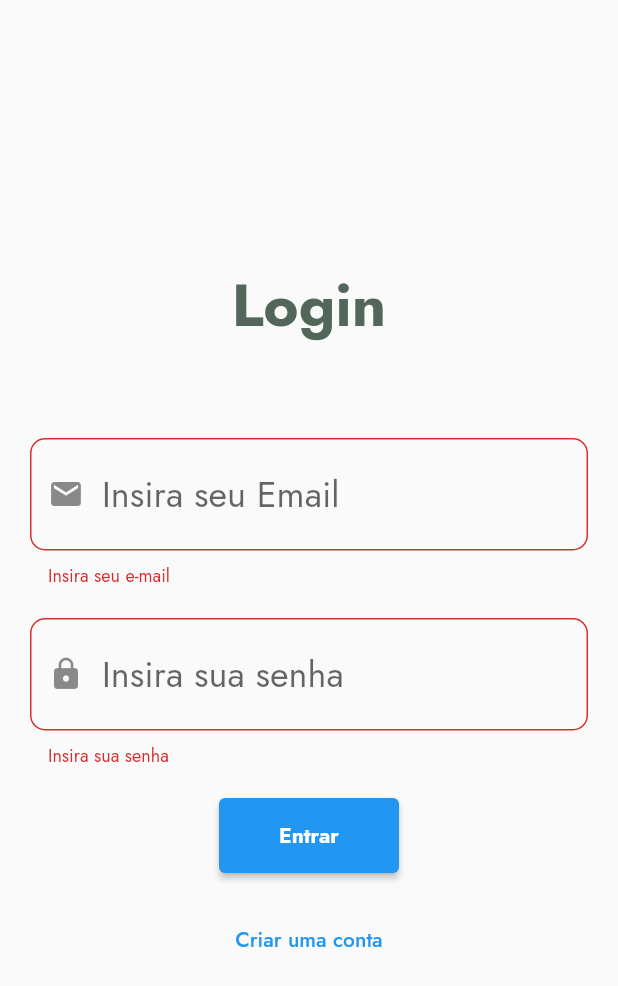
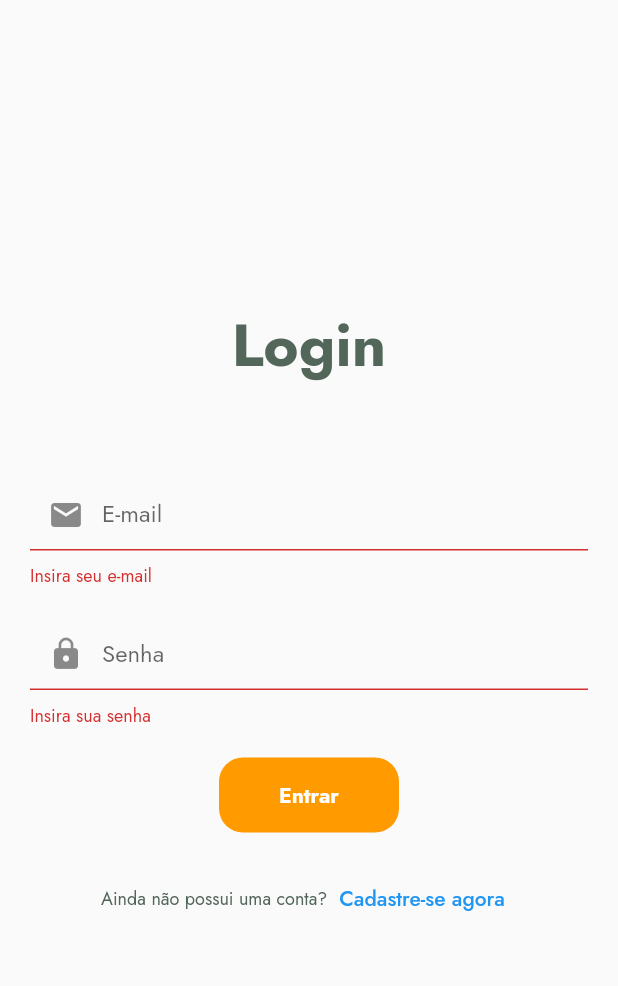
Before and after one commit to mariacarolinaj/adote_um_amigo, a Flutter app: the loginUsuarioPage screen opened by its route, after a tap on "Entrar", on a phone screen of 412 x 824 dp. Shown: the top 986 px of the screen. Run offline on Flutter 3.47's test engine with Material 2 defaults, Android fonts, the phone set to English and light mode, and no system bars; our stand-ins replace carousel_slider, font_awesome_flutter, image_picker, shared_preferences, sqflite; missing offline and left inert: image_picker_for_web; accounts and stored records are empty; network calls fail.

Commit message:
Padroniza estilo do login

```diff
--- a/lib/app/registro-usuario/login.dart
+++ b/lib/app/registro-usuario/login.dart
@@ -44,7 +44,7 @@ class loginUsuarioPageState extends State<loginUsuarioPage> {
               ),
               Form(
                 key: _formKey,
-                autovalidateMode: AutovalidateMode.always,
+                autovalidateMode: AutovalidateMode.onUserInteraction,
                 child: Column(
                   children: [
                     _buildFieldEmail(),
@@ -63,7 +63,11 @@ class loginUsuarioPageState extends State<loginUsuarioPage> {
                       },
                       style: ElevatedButton.styleFrom(
                         padding: const EdgeInsets.fromLTRB(40, 15, 40, 15),
-                      ),
+                        backgroundColor: Cores.primaria,
+                        shape: RoundedRectangleBorder(
+                          borderRadius: BorderRadius.circular(16),
+                        ),
+                      ).copyWith(elevation: ButtonStyleButton.allOrNull(0.0)),
                       child: const Text(
                         'Entrar',
                         style: TextStyle(
@@ -77,14 +81,15 @@ class loginUsuarioPageState extends State<loginUsuarioPage> {
                     Row(
                       mainAxisAlignment: MainAxisAlignment.center,
                       children: [
+                        const Text('Ainda não possui uma conta?'),
                         TextButton(
                           onPressed: () {
                             Navigator.pushNamed(context, Rotas.registroUsuario);
                           },
-                          child: const Text('Criar uma conta'),
+                          child: const Text('Cadastre-se agora'),
                         ),
                       ],
-                    ),
+                    )
                   ],
                 ),
               )
@@ -102,17 +107,16 @@ class loginUsuarioPageState extends State<loginUsuarioPage> {
           return 'Insira sua senha';
         }
         senha = value;
-
         return null;
       },
+      keyboardType: TextInputType.visiblePassword,
       maxLines: 1,
       obscureText: true,
-      decoration: InputDecoration(
-        prefixIcon: const Icon(Icons.lock),
-        hintText: 'Insira sua senha',
-        border: OutlineInputBorder(
-          borderRadius: BorderRadius.circular(10),
-        ),
+      style: Style().inputTextStyle,
+      decoration: const InputDecoration(
+        prefixIcon: Icon(Icons.lock),
+        border: UnderlineInputBorder(),
+        hintText: 'Senha',
       ),
     );
   }
@@ -120,22 +124,31 @@ class loginUsuarioPageState extends State<loginUsuarioPage> {
   TextFormField _buildFieldEmail() {
     return TextFormField(
       maxLines: 1,
-      decoration: InputDecoration(
-        hintText: 'Insira seu Email',
-        prefixIcon: const Icon(Icons.email),
-        border: OutlineInputBorder(
-          borderRadius: BorderRadius.circular(10),
-        ),
+      style: Style().inputTextStyle,
+      decoration: const InputDecoration(
+        hintText: 'E-mail',
+        prefixIcon: Icon(Icons.email),
+        border: UnderlineInputBorder(),
       ),
       validator: (value) {
         if (value == null || value.isEmpty) {
           return 'Insira seu e-mail';
         }
+        if (!_emailValidator(value)) {
+          return 'E-mail inválido';
+        }
         email = value;
-
         return null;
       },
     );
+  }
+
+  bool _emailValidator(String email) {
+    String pattern =
+        r'^(([^<>()[\]\\.,;:\s@\"]+(\.[^<>()[\]\\.,;:\s@\"]+)*)|(\".+\"))@((\[[0-9]{1,3}\.[0-9]{1,3}\.[0-9]{1,3}\.[0-9]{1,3}\])|(([a-zA-Z\-0-9]+\.)+[a-zA-Z]{2,}))$';
+    RegExp regExp = RegExp(pattern);
+
+    return regExp.hasMatch(email);
   }
 
   _validarLogin() async {
```
